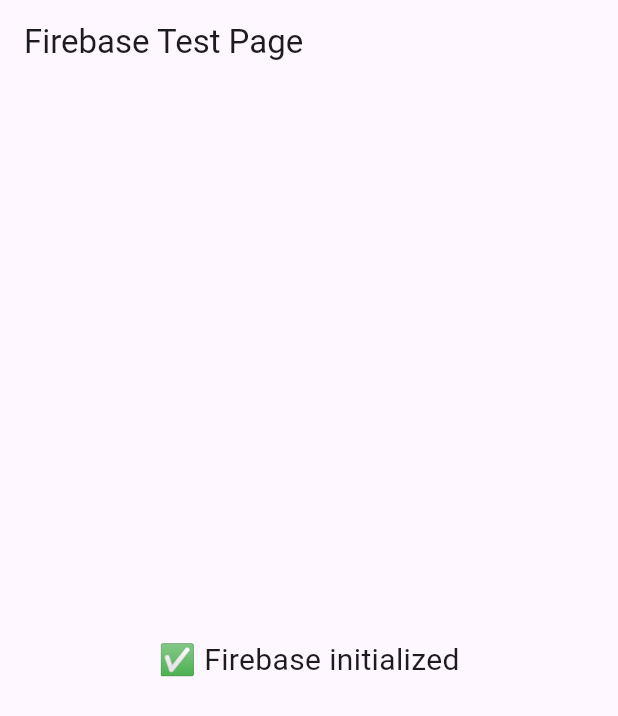
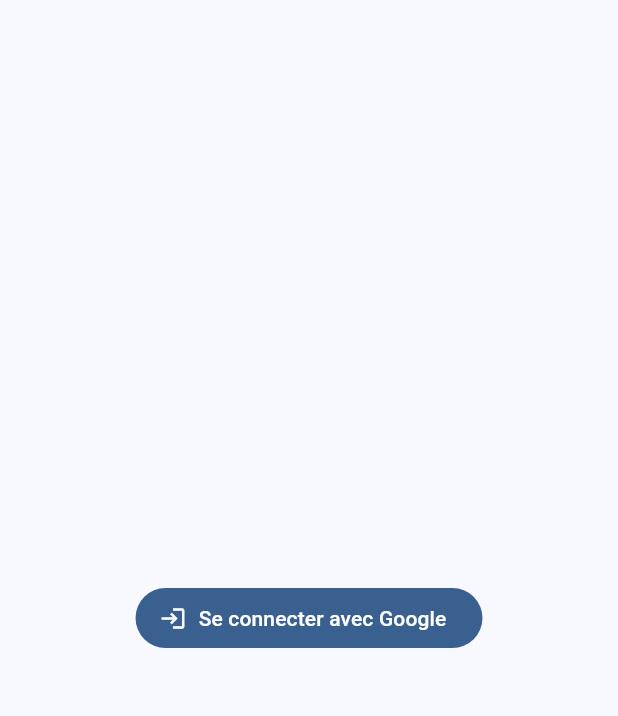
Before and after one commit to achrafX999/Subtrack, a Flutter app: the screen it shows after launch, on a phone screen of 412 x 824 dp. Shown: the top 716 px of the screen. Run offline on Flutter 3.47's test engine with Material 3 defaults, Android fonts, the phone set to English and light mode, and no system bars; our stand-ins replace firebase_auth, firebase_core, go_router, google_sign_in; accounts and stored records are empty.

Commit message:
SubTrack base with Firebase Auth + creation des deux prem pages test

```diff
--- /dev/null
+++ b/lib/app.dart
@@ -0,0 +1,33 @@
+import 'package:flutter/material.dart';
+import 'package:provider/provider.dart';
+import 'router/app_router.dart';
+import 'state/auth_notifier.dart';
+
+class SubTrackApp extends StatelessWidget {
+  const SubTrackApp({super.key});
+
+  @override
+  Widget build(BuildContext context) {
+    return ChangeNotifierProvider(
+      create: (_) => AuthNotifier(),
+      child: Builder(
+        builder: (context) {
+          final auth = context.read<AuthNotifier>();
+          // Si tu utilises la version "statique init", fais:
+          // AppRouter.init(auth);
+          // return MaterialApp.router(routerConfig: AppRouter.config, ...);
+
+          return MaterialApp.router(
+            title: 'SubTrack',
+            debugShowCheckedModeBanner: false,
+            routerConfig: AppRouter.create(auth), // <-- clé : passe l’auth ici
+            theme: ThemeData(
+              colorScheme: ColorScheme.fromSeed(seedColor: const Color(0xFF1E88E5)),
+              useMaterial3: true,
+            ),
+          );
+        },
+      ),
+    );
+  }
+}
--- /dev/null
+++ b/lib/router/app_router.dart
@@ -0,0 +1,26 @@
+import 'package:flutter/widgets.dart';
+import 'package:go_router/go_router.dart';
+import '../state/auth_notifier.dart';
+import '../ui/pages/signin_page.dart';
+import '../ui/pages/home_page.dart';
+
+class AppRouter {
+  // On expose une méthode pour créer la config à partir de l'état d’auth.
+  static GoRouter create(AuthNotifier auth) {
+    return GoRouter(
+      initialLocation: '/signin',
+      refreshListenable: auth, // <-- déclenche redirect quand l’auth change
+      redirect: (context, state) {
+        final signedIn = auth.isSignedIn;
+        final goingToSignIn = state.matchedLocation == '/signin';
+        if (!signedIn && !goingToSignIn) return '/signin';
+        if (signedIn && goingToSignIn) return '/home';
+        return null;
+      },
+      routes: [
+        GoRoute(path: '/signin', builder: (_, __) => const SignInPage()),
+        GoRoute(path: '/home', builder: (_, __) => const HomePage()),
+      ],
+    );
+  }
+}
--- /dev/null
+++ b/lib/services/auth_service.dart
@@ -0,0 +1,29 @@
+import 'package:firebase_auth/firebase_auth.dart';
+import 'package:google_sign_in/google_sign_in.dart';
+
+class AuthService {
+  final _auth = FirebaseAuth.instance;
+  final _google = GoogleSignIn();
+
+  Future<UserCredential> signInWithGoogle() async {
+    // Ouvre le sélecteur de compte Google
+    final account = await _google.signIn();
+    if (account == null) throw Exception('Connexion annulée');
+
+    // Récupère les tokens et crée l’identifiant Firebase
+    final auth = await account.authentication;
+    final cred = GoogleAuthProvider.credential(
+      accessToken: auth.accessToken,
+      idToken: auth.idToken,
+    );
+    return _auth.signInWithCredential(cred);
+  }
+
+  Future<void> signOut() async {
+    await _google.signOut();
+    await _auth.signOut();
+  }
+
+  Stream<User?> get userStream => _auth.authStateChanges();
+  User? get currentUser => _auth.currentUser;
+}
--- /dev/null
+++ b/lib/state/auth_notifier.dart
@@ -0,0 +1,24 @@
+import 'dart:async';
+import 'package:flutter/foundation.dart';
+import 'package:firebase_auth/firebase_auth.dart';
+
+class AuthNotifier extends ChangeNotifier {
+  User? _user;
+  late final StreamSubscription<User?> _sub;
+
+  AuthNotifier() {
+    _sub = FirebaseAuth.instance.authStateChanges().listen((u) {
+      _user = u;
+      notifyListeners();
+    });
+  }
+
+  User? get user => _user;
+  bool get isSignedIn => _user != null;
+
+  @override
+  void dispose() {
+    _sub.cancel();
+    super.dispose();
+  }
+}
--- /dev/null
+++ b/lib/ui/pages/signin_page.dart
@@ -0,0 +1,48 @@
+import 'package:flutter/material.dart';
+import '../../services/auth_service.dart';
+
+class SignInPage extends StatefulWidget {
+  const SignInPage({super.key});
+  @override
+  State<SignInPage> createState() => _SignInPageState();
+}
+
+class _SignInPageState extends State<SignInPage> {
+  final _auth = AuthService();
+  bool _loading = false;
+
+  Future<void> _login() async {
+    setState(() => _loading = true);
+    try {
+      final cred = await _auth.signInWithGoogle();
+      final mail = cred.user?.email ?? 'inconnu';
+      if (!mounted) return;
+      ScaffoldMessenger.of(context).showSnackBar(
+        SnackBar(content: Text('Connecté: $mail')),
+      );
+      // TODO: naviguer vers Home si tu as un router (context.go('/home'))
+    } catch (e) {
+      if (!mounted) return;
+      ScaffoldMessenger.of(context).showSnackBar(
+        SnackBar(content: Text('Erreur: $e')),
+      );
+    } finally {
+      if (mounted) setState(() => _loading = false);
+    }
+  }
+
+  @override
+  Widget build(BuildContext context) {
+    return Scaffold(
+      body: Center(
+        child: FilledButton.icon(
+          onPressed: _loading ? null : _login,
+          icon: _loading ? const SizedBox(
+            width: 18, height: 18, child: CircularProgressIndicator(strokeWidth: 2),
+          ) : const Icon(Icons.login),
+          label: Text(_loading ? 'Connexion...' : 'Se connecter avec Google'),
+        ),
+      ),
+    );
+  }
+}
```
Also changed, not shown: lib/main.dart (+4 -5 lines), lib/ui/pages/home_page.dart (added, +12 -0 lines), pubspec.yaml (+7 -5 lines), pubspec.lock, 1 other file.
